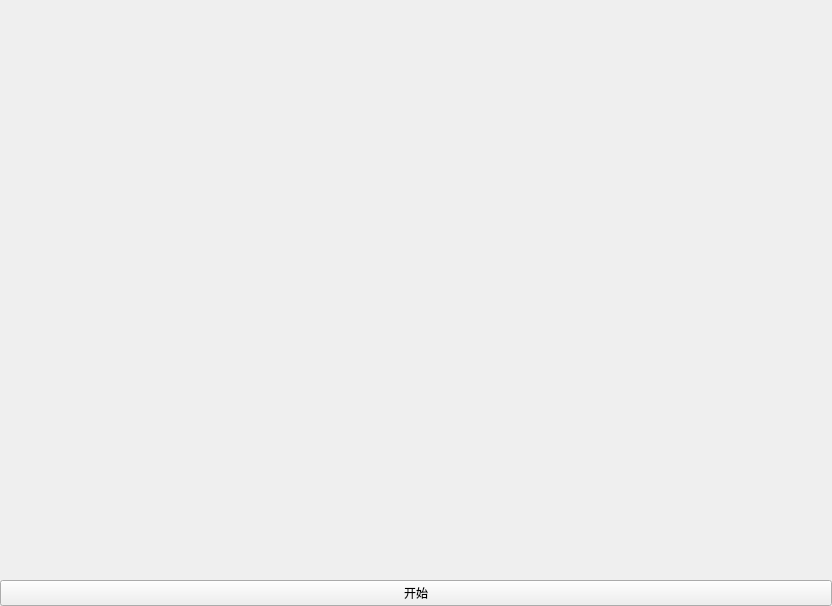
Old version of the form FF_Qt/ffmpeg_qt.ui in the repository llk657843/FF_Qt.
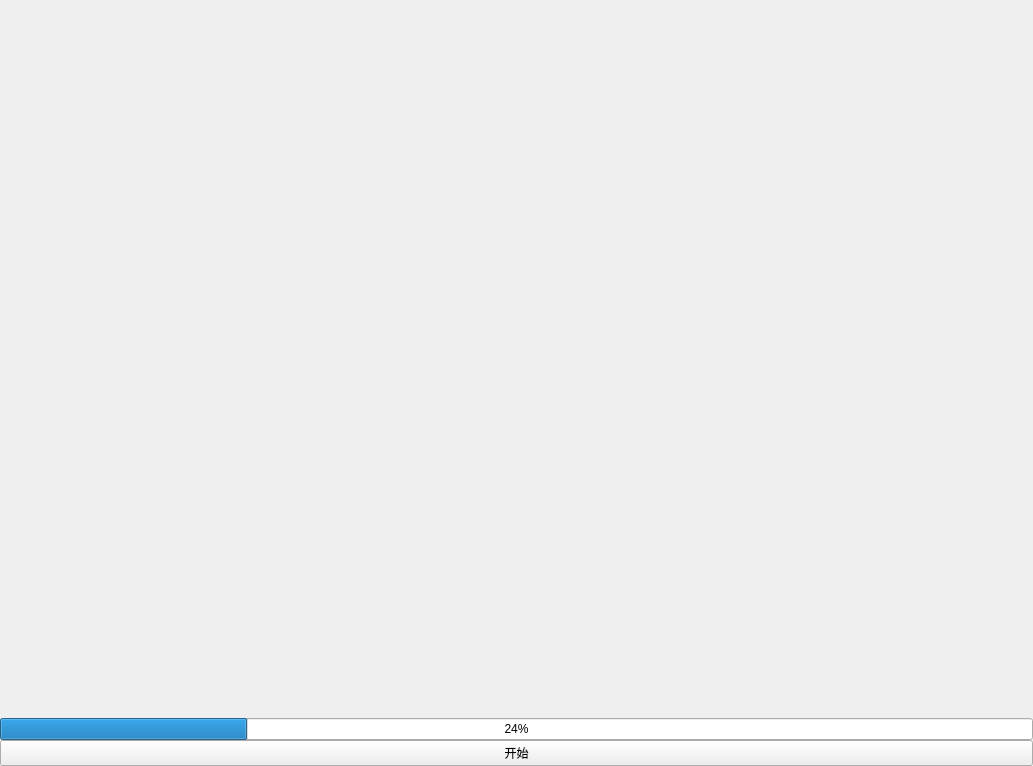
New version of the form.

Patch:
```diff
--- a/FF_Qt/ffmpeg_qt.ui
+++ b/FF_Qt/ffmpeg_qt.ui
@@ -6,8 +6,8 @@
    <rect>
     <x>0</x>
     <y>0</y>
-    <width>832</width>
-    <height>606</height>
+    <width>1033</width>
+    <height>766</height>
    </rect>
   </property>
   <property name="windowTitle">
@@ -41,6 +41,13 @@
        </property>
       </widget>
      </item>
+     <item>
+      <widget class="QProgressBar" name="progress">
+       <property name="value">
+        <number>24</number>
+       </property>
+      </widget>
+     </item>
      <item>
       <widget class="QPushButton" name="btn_start">
        <property name="text">
```
